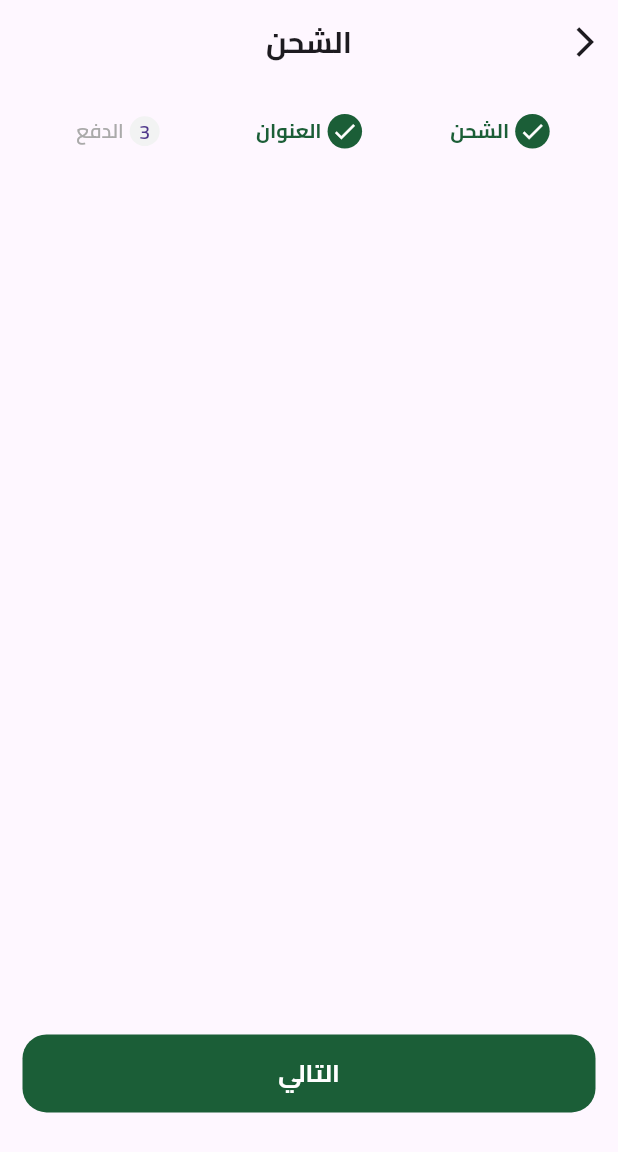
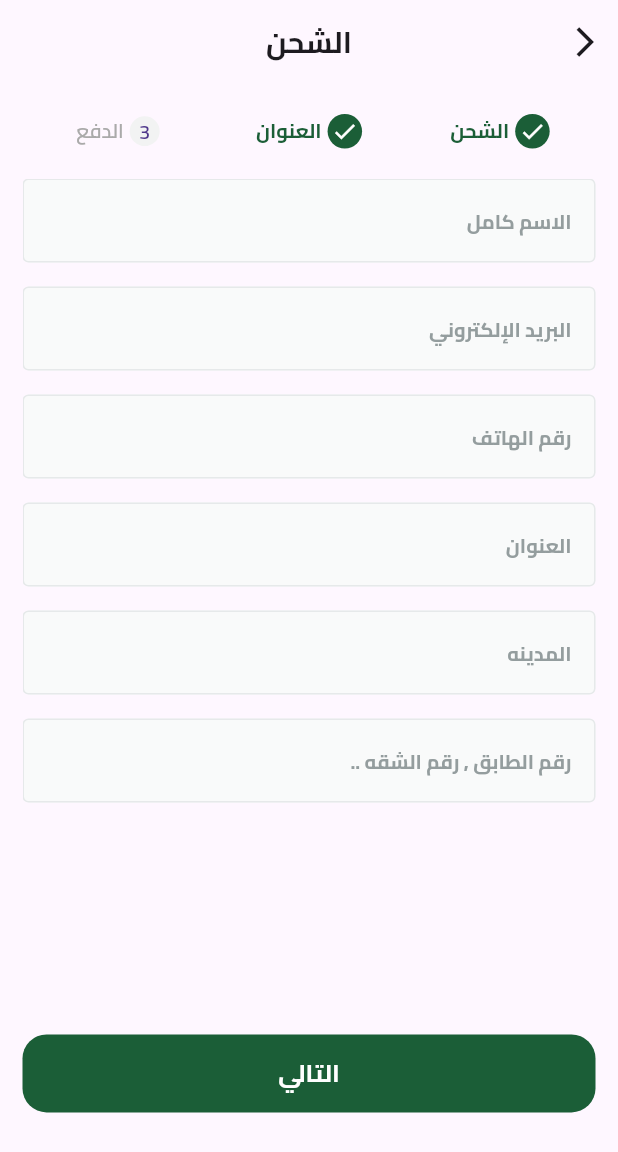
Before and after one commit to Alaanaser714/E-Commerce, a Flutter app: the CheckoutScreen screen opened by its route, swiped to page 2, on a phone screen of 412 x 824 dp. Shown: the top 1152 px of the screen. Run offline on Flutter 3.47's test engine with Material 3 defaults, Android fonts, the phone set to English and light mode, and no system bars; our stand-ins replace bloc, cloud_firestore, dartz, equatable, firebase_auth, firebase_core and 8 more; missing offline and left inert: flutter_facebook_auth, svg_flutter; accounts and stored records are empty.

Commit message:
create address input screen

```diff
--- /dev/null
+++ b/lib/features/checkout/presentation/views/widgets/address_input_section.dart
@@ -0,0 +1,23 @@
+import 'package:e_commerce/core/widgets/custom_text_form_field.dart';
+import 'package:flutter/material.dart';
+
+class AddressInputSection extends StatelessWidget {
+  const AddressInputSection({super.key});
+
+  @override
+  Widget build(BuildContext context) {
+    return SingleChildScrollView(
+      child: Column(
+        spacing: 16,
+        children: [
+          CustomTextFormField(hintText: "الاسم كامل"),
+          CustomTextFormField(hintText: "البريد الإلكتروني"),
+          CustomTextFormField(hintText: "رقم الهاتف"),
+          CustomTextFormField(hintText: "العنوان"),
+          CustomTextFormField(hintText: "المدينه"),
+          CustomTextFormField(hintText: "رقم الطابق , رقم الشقه .."),
+        ],
+      ),
+    );
+  }
+}
--- a/lib/features/checkout/presentation/views/widgets/checkout_page_view.dart
+++ b/lib/features/checkout/presentation/views/widgets/checkout_page_view.dart
@@ -1,6 +1,7 @@
 import 'package:e_commerce/features/checkout/presentation/views/widgets/shapping_section.dart';
 import 'package:flutter/material.dart';
 
+import 'address_input_section.dart';
 import 'checkout_steps.dart';
 
 class ChekoutPageView extends StatelessWidget {
@@ -28,7 +29,7 @@ class ChekoutPageView extends StatelessWidget {
   List<Widget> getPages() {
     return [
       ShappingSection(),
-      SizedBox(),
+     AddressInputSection(),
       SizedBox(),
     ];
   }
```
